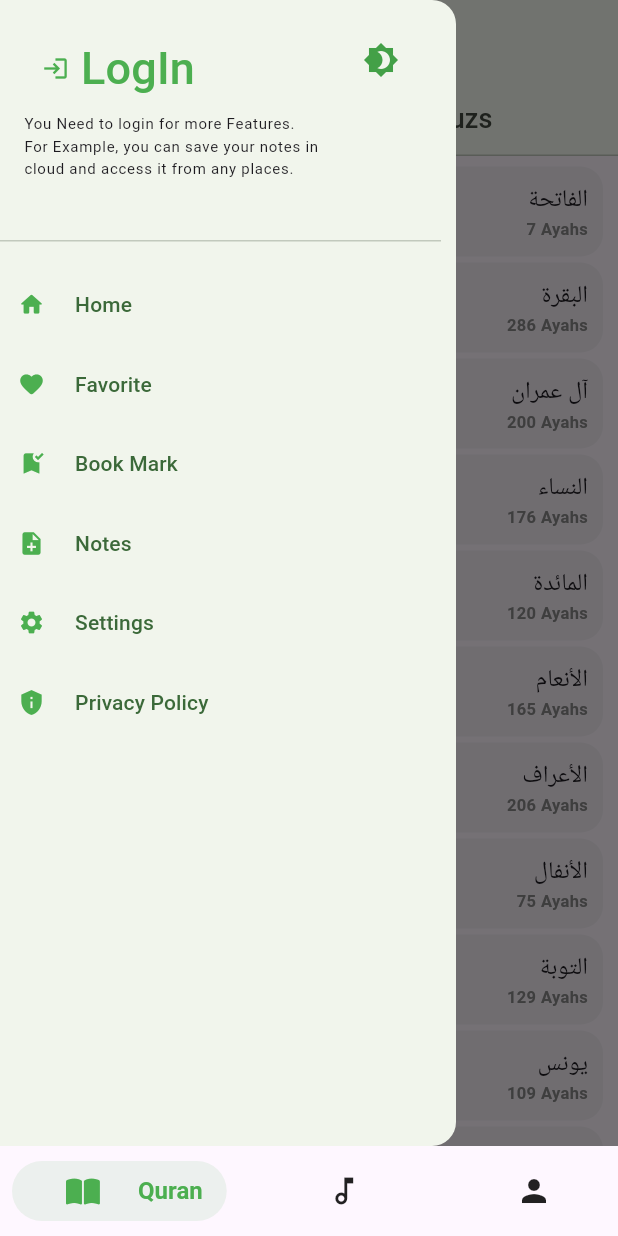
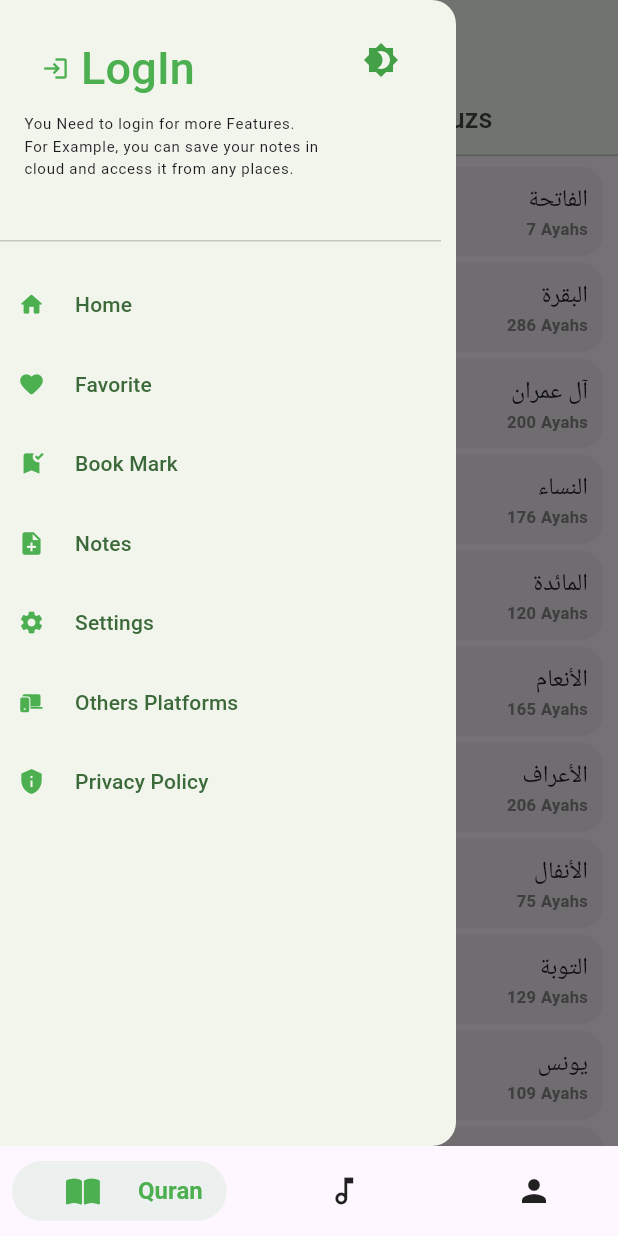
Before and after one commit to IsmailHosenIsmailJames/al_bayan_quran, a Flutter app: the HomeMobile screen opened directly, with the side drawer open, on a phone screen of 412 x 824 dp. Run offline on Flutter 3.47's test engine with Material 3 defaults, Android fonts, the phone set to English and light mode, and no system bars; drawn by our look-alikes of salomon_bottom_bar; our stand-ins replace appwrite, connectivity_plus, email_validator, fluentui_system_icons, flutter_widget_from_html_core, fluttertoast and 8 more; missing offline and left inert: clipboard; accounts and stored records are empty; statements that could not run were skipped.

Commit message:
added drawer option for others platforms

```diff
--- a/lib/screens/home_mobile.dart
+++ b/lib/screens/home_mobile.dart
@@ -3,7 +3,9 @@ import 'package:al_bayan_quran/screens/drawer/settings_with_appbar.dart';
 import 'package:al_bayan_quran/screens/favorite_bookmark_notes/book_mark.dart';
 import 'package:al_bayan_quran/screens/favorite_bookmark_notes/favorite.dart';
 import 'package:al_bayan_quran/screens/favorite_bookmark_notes/notes_v.dart';
+import 'package:al_bayan_quran/screens/platforms/others_platform.dart';
 import 'package:appwrite/appwrite.dart';
+import 'package:fluentui_system_icons/fluentui_system_icons.dart';
 import 'package:flutter/material.dart';
 import 'package:font_awesome_flutter/font_awesome_flutter.dart';
 import 'package:get/get.dart';
@@ -1093,6 +1095,31 @@ class _HomeMobileState extends State<HomeMobile> with TickerProviderStateMixin {
                   width: 20,
                 ),
                 Text("Settings")
+              ],
+            ),
+          ),
+          const SizedBox(
+            height: 5,
+          ),
+          TextButton(
+            onPressed: () {
+              Navigator.push(
+                context,
+                MaterialPageRoute(
+                  builder: (context) => const OthersPlatform(),
+                ),
+              );
+            },
+            child: const Row(
+              children: [
+                Icon(
+                  FluentIcons.phone_laptop_16_filled,
+                  color: Colors.green,
+                ),
+                SizedBox(
+                  width: 20,
+                ),
+                Text("Others Platforms")
               ],
             ),
           ),
```
